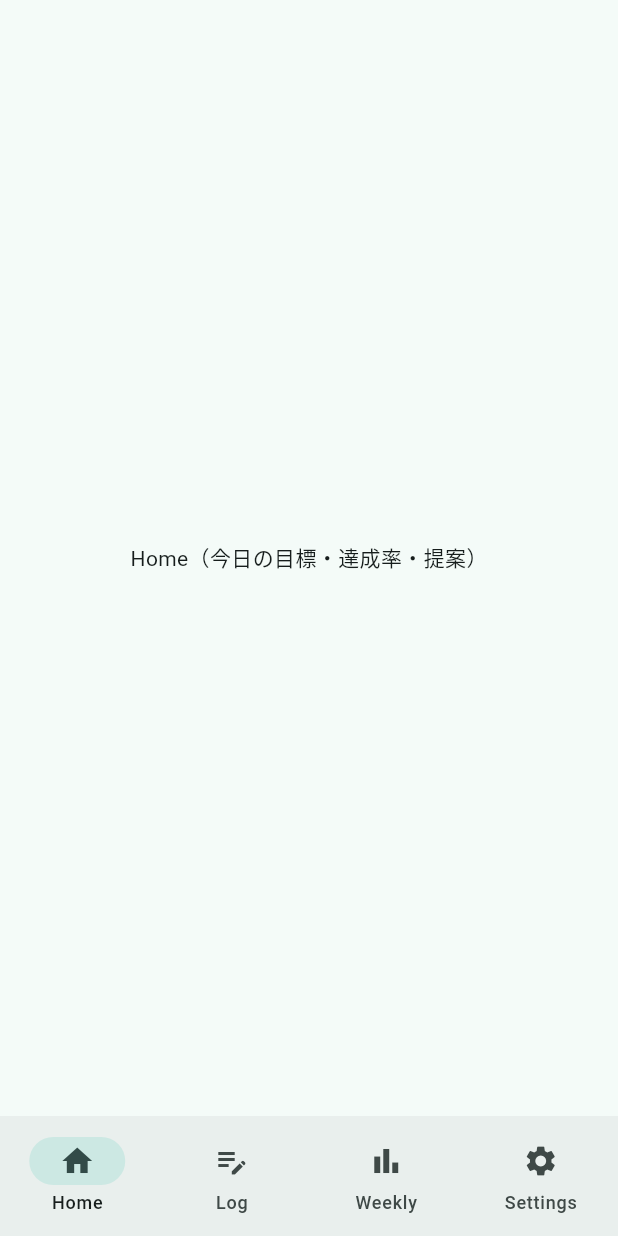
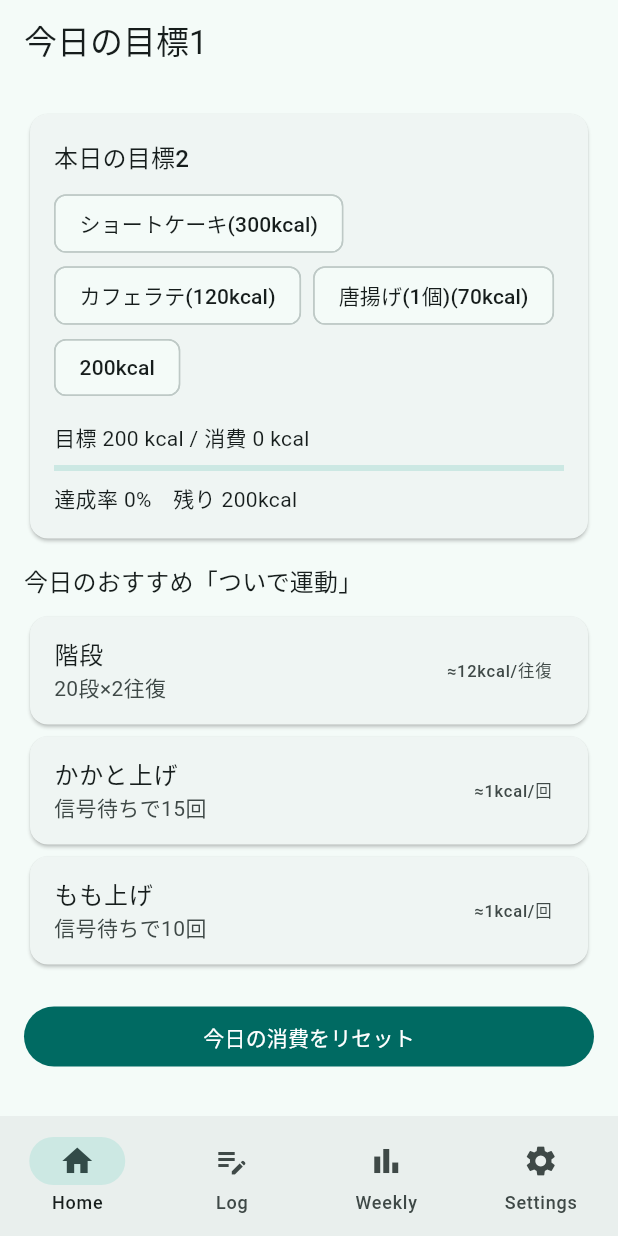
Before and after one commit to taaku-tech/kaerikalo-mvp, a Flutter app: the screen it shows after launch, on a phone screen of 412 x 824 dp. Run offline on Flutter 3.47's test engine with Material 3 defaults, Android fonts, the phone set to English and light mode, and no system bars.

Commit message:
Initial commit

```diff
--- a/lib/data/presets.dart
+++ b/lib/data/presets.dart
@@ -0,0 +1,21 @@
+class FoodPreset { final String id; final String name; final int kcal;
+  const FoodPreset({required this.id, required this.name, required this.kcal}); }
+
+class MicroAction { final String id; final String name; final String unitLabel;
+  final double kcalPerUnit; final String exampleText;
+  const MicroAction({required this.id,required this.name,required this.unitLabel,
+    required this.kcalPerUnit,required this.exampleText}); }
+
+const defaultFoods = <FoodPreset>[
+  FoodPreset(id: 'cake', name: 'ショートケーキ', kcal: 300),
+  FoodPreset(id: 'latte', name: 'カフェラテ', kcal: 120),
+  FoodPreset(id: 'karaage', name: '唐揚げ(1個)', kcal: 70),
+  FoodPreset(id: 'chips', name: 'ポテチ小袋', kcal: 160),
+];
+
+const microActions = <MicroAction>[
+  MicroAction(id: 'walk_fast', name: '早歩き', unitLabel: '分', kcalPerUnit: 5, exampleText: '次の横断歩道まで90秒'),
+  MicroAction(id: 'stairs', name: '階段', unitLabel: '往復', kcalPerUnit: 12, exampleText: '20段×2往復'),
+  MicroAction(id: 'high_knee', name: 'もも上げ', unitLabel: '回', kcalPerUnit: 0.8, exampleText: '信号待ちで10回'),
+  MicroAction(id: 'calf_raise', name: 'かかと上げ', unitLabel: '回', kcalPerUnit: 0.6, exampleText: '信号待ちで15回'),
+];
--- a/lib/main.dart
+++ b/lib/main.dart
@@ -1,24 +1,31 @@
 import 'package:flutter/material.dart';
+import 'package:provider/provider.dart';
+import 'providers/goal_provider.dart';
+import 'screens/home_screen.dart';
+import 'screens/log_screen.dart';
+import 'screens/weekly_screen.dart';
+import 'screens/settings_screen.dart';
 
-void main() async {
+void main() {
   WidgetsFlutterBinding.ensureInitialized();
-  runApp(const KaeriKaloApp());
+  runApp(
+    MultiProvider(
+      providers: [
+        ChangeNotifierProvider(create: (_) => GoalProvider()),
+      ],
+      child: const KaerikaroApp(),
+    ),
+  );
 }
 
-class KaeriKaloApp extends StatelessWidget {
-  const KaeriKaloApp({super.key});
+class KaerikaroApp extends StatelessWidget {
+  const KaerikaroApp({super.key});
 
   @override
   Widget build(BuildContext context) {
     return MaterialApp(
       title: 'カエリカロ',
-      theme: ThemeData(
-        colorScheme: ColorScheme.fromSeed(
-          seedColor: const Color(0xFF2EC4B6), // ミント
-          brightness: Brightness.light,
-        ),
-        useMaterial3: true,
-      ),
+      theme: ThemeData(useMaterial3: true, colorSchemeSeed: const Color(0xFF2EC4B6)),
       home: const RootTabs(),
     );
   }
@@ -33,11 +40,12 @@ class RootTabs extends StatefulWidget {
 class _RootTabsState extends State<RootTabs> {
   int idx = 0;
   final pages = const [
-    _PlaceholderPage('Home（今日の目標・達成率・提案）'),
-    _PlaceholderPage('Log（アクション記録）'),
-    _PlaceholderPage('Weekly（週レポート）'),
-    _PlaceholderPage('Settings（設定）'),
+    HomeScreen(),
+    LogScreen(),
+    WeeklyScreen(),
+    SettingsScreen(),
   ];
+
   @override
   Widget build(BuildContext context) {
     return Scaffold(
@@ -55,12 +63,3 @@ class _RootTabsState extends State<RootTabs> {
     );
   }
 }
-
-class _PlaceholderPage extends StatelessWidget {
-  final String text;
-  const _PlaceholderPage(this.text, {super.key});
-  @override
-  Widget build(BuildContext context) {
-    return Center(child: Text(text));
-  }
-}
--- /dev/null
+++ b/lib/models/action_unit.dart
@@ -0,0 +1,2 @@
+// 単位（回・分・階段など）
+enum ActionUnit { rep, min, flight }
--- a/lib/models/food_preset.dart
+++ b/lib/models/food_preset.dart
@@ -0,0 +1,7 @@
+class FoodPreset {
+  final String id;
+  final String name;
+  final int kcal;
+  final String? icon;
+  FoodPreset({required this.id, required this.name, required this.kcal, this.icon});
+}
--- a/lib/providers/goal_provider.dart
+++ b/lib/providers/goal_provider.dart
@@ -0,0 +1,24 @@
+import 'package:flutter/foundation.dart';
+
+class GoalProvider extends ChangeNotifier {
+  int targetKcal = 200; // デフォルト
+  int burnedKcal = 0;
+
+  void setTarget(int kcal) {
+    targetKcal = kcal;
+    notifyListeners();
+  }
+
+  void addBurned(int kcal) {
+    burnedKcal += kcal;
+    notifyListeners();
+  }
+
+  double get achievedRate =>
+      targetKcal == 0 ? 0 : (burnedKcal / targetKcal).clamp(0, 1).toDouble();
+
+   void resetToday() {
+    burnedKcal = 0;
+    notifyListeners();
+  }
+}
--- a/lib/screens/home_screen.dart
+++ b/lib/screens/home_screen.dart
@@ -0,0 +1,89 @@
+import 'dart:math';
+import 'package:flutter/material.dart';
+import 'package:provider/provider.dart';
+import '../providers/goal_provider.dart';
+import '../data/presets.dart';
+
+class HomeScreen extends StatelessWidget {
+  const HomeScreen({super.key});
+
+  @override
+  Widget build(BuildContext context) {
+    final goal = context.watch<GoalProvider>();
+    final ratePct = (goal.achievedRate * 100).toStringAsFixed(0);
+    final remain = (goal.targetKcal - goal.burnedKcal).clamp(0, 9999);
+
+    // 提案を3件ランダムに
+    final rnd = microActions.toList()..shuffle(Random());
+    final suggestions = rnd.take(3).toList();
+
+    return Scaffold(
+      appBar: AppBar(title: const Text('今日の目標1')),
+      body: ListView(
+        padding: const EdgeInsets.all(16),
+        children: [
+          // 目標カード
+          Card(
+            child: Padding(
+              padding: const EdgeInsets.all(16),
+              child: Column(
+                crossAxisAlignment: CrossAxisAlignment.start,
+                children: [
+                  Text('本日の目標2', style: Theme.of(context).textTheme.titleMedium),
+                  const SizedBox(height: 8),
+                  Wrap(
+                    spacing: 8,
+                    children: [
+                      for (final f in defaultFoods.take(3))
+                        ActionChip(
+                          label: Text('${f.name}(${f.kcal}kcal)'),
+                          onPressed: () => context.read<GoalProvider>().setTarget(f.kcal),
+                        ),
+                      ActionChip(
+                        label: const Text('200kcal'),
+                        onPressed: () => context.read<GoalProvider>().setTarget(200),
+                      ),
+                    ],
+                  ),
+                  const SizedBox(height: 12),
+                  Text('目標 ${goal.targetKcal} kcal / 消費 ${goal.burnedKcal} kcal'),
+                  const SizedBox(height: 8),
+                  LinearProgressIndicator(value: goal.achievedRate),
+                  const SizedBox(height: 8),
+                  Text('達成率 $ratePct%　残り ${remain}kcal'),
+                ],
+              ),
+            ),
+          ),
+
+          const SizedBox(height: 12),
+
+          // 提案カード
+          Text('今日のおすすめ「ついで運動」', style: Theme.of(context).textTheme.titleMedium),
+          const SizedBox(height: 8),
+          for (final a in suggestions)
+            Card(
+              child: ListTile(
+                title: Text(a.name),
+                subtitle: Text(a.exampleText),
+                trailing: Text('≈${a.kcalPerUnit.toStringAsFixed(0)}kcal/${a.unitLabel}'),
+                onTap: () {
+                  // 1単位分を即加算（MVP）
+                  context.read<GoalProvider>().addBurned(a.kcalPerUnit.round());
+                  ScaffoldMessenger.of(context).showSnackBar(
+                    SnackBar(content: Text('${a.name} を1${a.unitLabel}記録しました')),
+                  );
+                },
+              ),
+            ),
+
+          const SizedBox(height: 20),
+          FilledButton(
+            onPressed: () => context.read<GoalProvider>().resetToday(),
+            child: const Text('今日の消費をリセット'),
+          ),
+        ],
+      ),
+    );
+  }
+}
--- a/lib/screens/weekly_screen.dart
+++ b/lib/screens/weekly_screen.dart
@@ -0,0 +1,13 @@
+import 'package:flutter/material.dart';
+
+class WeeklyScreen extends StatelessWidget {
+  const WeeklyScreen({super.key});
+  @override
+  Widget build(BuildContext context) {
+    // MVPではダミー表示：後で履歴集計に差し替え
+    return Scaffold(
+      appBar: AppBar(title: const Text('週レポート')),
+      body: const Center(child: Text('今週：達成3日 / 累計 950kcal（例）')),
+    );
+  }
+}
```
Also changed, not shown: lib/models/action_log.dart (+67 -0 lines), lib/models/daily_goal.dart (+52 -0 lines), lib/models/daily_summary.dart (+50 -0 lines), lib/models/micro_action.dart (+51 -0 lines), lib/screens/log_screen.dart (+32 -0 lines), lib/screens/settings_screen.dart (+27 -0 lines), 1 other file.
